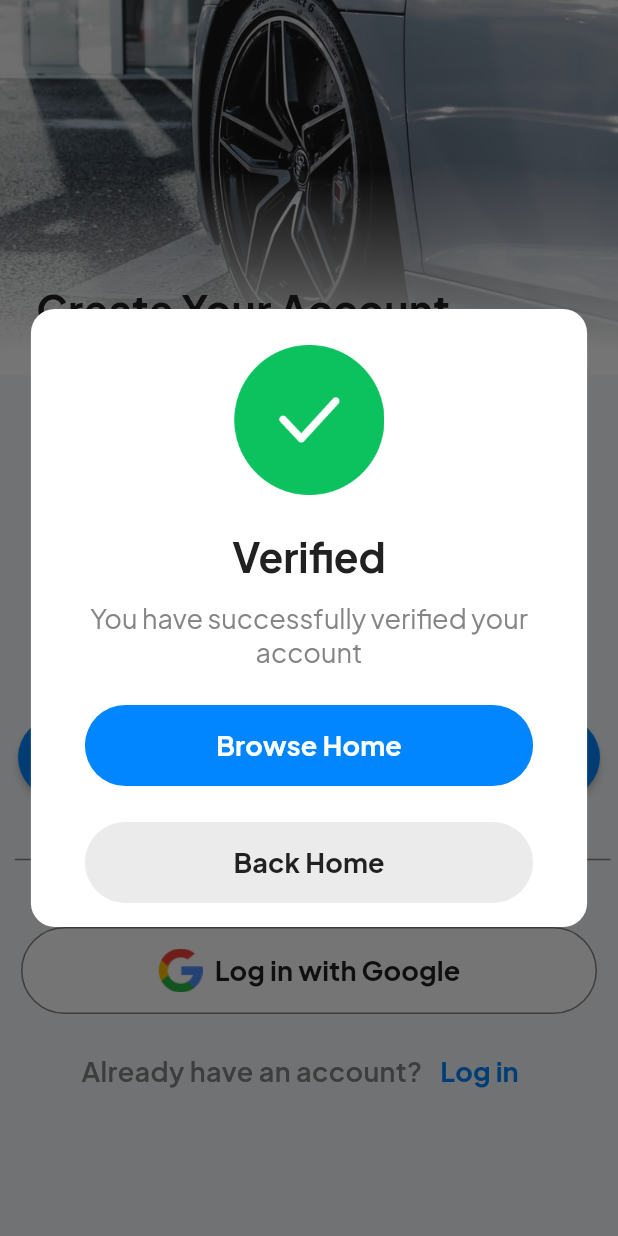
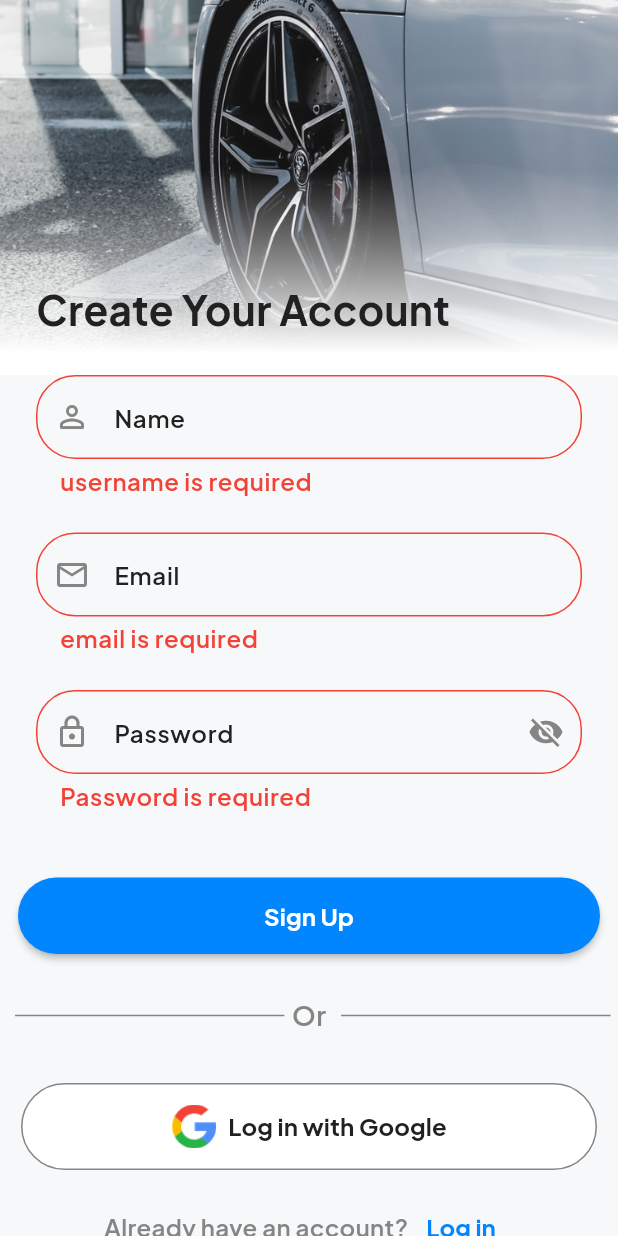
Before and after one commit to Miki0035/flutter_ride_clone, a Flutter app: the SignupScreen screen opened directly, after a tap on "Sign Up", on a phone screen of 412 x 824 dp. Run offline on Flutter 3.47's test engine with Material 3 defaults, Android fonts, the light colour scheme and no system bars; our stand-ins replace carousel_slider, flutter_map, get, latlong2, smooth_page_indicator.

Commit message:
finished app UI

```diff
--- a/lib/app.dart
+++ b/lib/app.dart
@@ -1,7 +1,5 @@
 import 'package:flutter/material.dart';
 import 'package:get/get.dart';
-import 'package:ride_clone/features/bottom_navigation_menu.dart';
-import 'package:ride_clone/features/home/screens/home.dart';
 import 'package:ride_clone/features/onboarding/screens/onboarding.dart';
 import 'package:ride_clone/utils/themes/theme.dart';
 
@@ -13,8 +11,7 @@ class MyApp extends StatelessWidget {
     return  GetMaterialApp(
       debugShowCheckedModeBanner: false,
       theme: RAppTheme.lightTheme,
-      // home: OnBoardingScreen(),
-      home: const RBottomNavigationScreen()
+      home: OnBoardingScreen(),
     );
   }
 }
--- a/lib/common/widgets/buttons/button_icon_text.dart
+++ b/lib/common/widgets/buttons/button_icon_text.dart
@@ -1,4 +1,5 @@
 import 'package:flutter/material.dart';
+import 'package:ride_clone/utils/constants/sizes.dart';
 
 class RIconTextButton extends StatelessWidget {
   const RIconTextButton({
@@ -36,7 +37,7 @@ class RIconTextButton extends StatelessWidget {
         label: Text(
           text,
           style: TextStyle(
-              color: textColor, fontSize: 18.0, fontWeight: FontWeight.bold),
+              color: textColor, fontSize: RSizes.fontSizeMd, fontWeight: FontWeight.bold),
         ),
       ),
     );
--- a/lib/common/widgets/buttons/button_noicon.dart
+++ b/lib/common/widgets/buttons/button_noicon.dart
@@ -1,5 +1,6 @@
 import 'package:flutter/material.dart';
 import 'package:ride_clone/utils/constants/colors.dart';
+import 'package:ride_clone/utils/constants/sizes.dart';
 
 class RButton extends StatelessWidget {
   const RButton({
@@ -33,7 +34,7 @@ class RButton extends StatelessWidget {
           text,
           style:  TextStyle(
               color: color,
-              fontSize: 18.0,
+              fontSize: RSizes.fontSizeMd,
               fontWeight: FontWeight.bold),
         ),
       ),
--- a/lib/common/widgets/containers/horizontal_row_with_icon_location_text.dart
+++ b/lib/common/widgets/containers/horizontal_row_with_icon_location_text.dart
@@ -27,7 +27,7 @@ class RRowWithIconLocationText extends StatelessWidget {
         Text(
           locationName,
           style: const TextStyle(
-              fontSize: RSizes.fontSizeMd, fontWeight: FontWeight.w600),
+              fontSize: RSizes.fontSizeSm, fontWeight: FontWeight.w600),
         )
       ],
     );
--- a/lib/common/widgets/containers/horizontal_text.dart
+++ b/lib/common/widgets/containers/horizontal_text.dart
@@ -9,8 +9,8 @@ class RHorizontalText extends StatelessWidget {
     required this.value,
     this.lableColor = RColors.grey,
     this.valueColor = RColors.black,
-    this.lableFontSize = RSizes.fontSizeLg,
-    this.valueFontSize = RSizes.fontSizeLg,
+    this.lableFontSize = RSizes.fontSizeMd,
+    this.valueFontSize = RSizes.fontSizeMd,
   });
   final String label;
   final String value;
--- a/lib/common/widgets/containers/signup_button_google_login_divider.dart
+++ b/lib/common/widgets/containers/signup_button_google_login_divider.dart
@@ -51,7 +51,7 @@ class RSignupGoogleLoginWithDivider extends StatelessWidget {
               text,
               style: const TextStyle(
                   color: RColors.grey,
-                  fontSize: 18.0,
+                  fontSize: RSizes.fontSizeMd,
                   fontWeight: FontWeight.w600),
             ),
             TextButton(
@@ -60,7 +60,7 @@ class RSignupGoogleLoginWithDivider extends StatelessWidget {
                 buttonText,
                 style: const TextStyle(
                     color: RColors.blue,
-                    fontSize: 18.0,
+                    fontSize: RSizes.fontSizeMd,
                     fontWeight: FontWeight.bold),
               ),
             ),
--- a/lib/common/widgets/modals/modal_with_image_title_subtitle.dart
+++ b/lib/common/widgets/modals/modal_with_image_title_subtitle.dart
@@ -30,7 +30,6 @@ class RModalImageTitleSubtitle extends StatelessWidget {
   Widget build(BuildContext context) {
     return Padding(
       padding: const EdgeInsets.all(RSizes.defaultSpace),
-      child: Expanded(
       child: Column(
         mainAxisAlignment: MainAxisAlignment.center,
         children: [
@@ -72,14 +71,13 @@ class RModalImageTitleSubtitle extends StatelessWidget {
           ),
           !showSecondButton
               // when there is only one button like sign up confirmation
-                ? RButton(
-                    onPressed: () => Get.offAll(() => firstButtonOnPress),
-                    text: firstButtonText)
+              ? RButton(onPressed: firstButtonOnPress, text: firstButtonText)
               :
               // when there is two button like ride confirmation screen
-
-                RButton(onPressed: firstButtonOnPress, text: firstButtonText),
-
+              Column(
+                  children: [
+                    RButton(
+                        onPressed: firstButtonOnPress, text: firstButtonText),
                     RButton(
                         backgroundColor: RColors.veryLightGrey,
                         color: RColors.black,
@@ -90,6 +88,7 @@ class RModalImageTitleSubtitle extends StatelessWidget {
                         text: "Back Home")
                   ],
                 ),
+        ],
       ),
     );
   }
--- a/lib/features/home/screens/home.dart
+++ b/lib/features/home/screens/home.dart
@@ -37,7 +37,7 @@ class HomeScreen extends StatelessWidget {
               const Text(
                 "Your Current Location",
                 style: TextStyle(
-                    fontSize: RSizes.fontSizeLg * 1.2,
+                    fontSize: RSizes.fontSizeLg,
                     fontWeight: FontWeight.w800),
               ),
               const SizedBox(
@@ -50,7 +50,7 @@ class HomeScreen extends StatelessWidget {
               const Text(
                 "Recent Rides",
                 style: TextStyle(
-                    fontSize: RSizes.fontSizeLg * 1.2,
+                    fontSize: RSizes.fontSizeLg ,
                     fontWeight: FontWeight.w800),
               ),
               const SizedBox(
--- a/lib/features/login/screens/login.dart
+++ b/lib/features/login/screens/login.dart
@@ -26,6 +26,9 @@ class LoginScreen extends StatelessWidget {
               height: RSizes.defaultSpace,
             ),
             const RLoginForm(),
+            const SizedBox(
+              height: RSizes.spaceBtwSections,
+            ),
             RSignupGoogleLoginWithDivider(
               onPressed: () => controller.loginUser(),
               elevatedButtonText: "Log in",
--- a/lib/features/profile/screens/widgets/custom_textfield_with_label_and_value.dart
+++ b/lib/features/profile/screens/widgets/custom_textfield_with_label_and_value.dart
@@ -44,12 +44,12 @@ class RProfileTextFeild extends StatelessWidget {
                   Text(
                     value,
                     style: const TextStyle(
-                        fontSize: RSizes.fontSizeLg,
+                        fontSize: RSizes.fontSizeMd,
                         fontWeight: FontWeight.bold),
                   ),
                   const Icon(
                     Icons.edit_square,
-                    size: 32.0,
+                    size: RSizes.iconMd,
                   )
                 ],
               ),
--- a/lib/features/signup/controllers/signup_controller.dart
+++ b/lib/features/signup/controllers/signup_controller.dart
@@ -6,29 +6,24 @@ import 'package:ride_clone/utils/popups/full_screen_loader.dart';
 class SignupController extends GetxController {
   static SignupController get instance => Get.find();
 
-  GlobalKey<FormState> signUpForm = GlobalKey<FormState>();
+  GlobalKey<FormState> signUpFormKey = GlobalKey<FormState>();
   final hidePassword = true.obs;
   final username = TextEditingController();
   final email = TextEditingController();
   final password = TextEditingController();
 
   void signUpUser() {
-    RFullScreenLoader.openConfirmationDialog(
+    if (!signUpFormKey.currentState!.validate()) {
+      return;
+    } else {
+      RFullScreenLoader.openConfirmationDialog(
         "Verified",
         "You have successfully verified your account",
         "Browse Home",
         false,
         0.5,
         () => Get.offAll(() => const RBottomNavigationScreen()),
-        );
-    // try {
-    // if (!signUpForm.currentState!.validate()) {
-    //   return;
-    // }
-    // } catch (e) {
-    //   print(e);
-    // } finally {
-    //  RFullScreenLoader.stopLoading();
-    // }
+      );
+    }
   }
 }
--- a/lib/features/signup/screens/signup.dart
+++ b/lib/features/signup/screens/signup.dart
@@ -5,6 +5,7 @@ import 'package:ride_clone/common/widgets/containers/stack_with_image_text.dart'
 import 'package:ride_clone/features/login/screens/login.dart';
 import 'package:ride_clone/features/signup/controllers/signup_controller.dart';
 import 'package:ride_clone/features/signup/screens/widgets/sign_up_form.dart';
+import 'package:ride_clone/utils/constants/sizes.dart';
 
 class SignupScreen extends StatelessWidget {
   const SignupScreen({super.key});
@@ -20,6 +21,9 @@ class SignupScreen extends StatelessWidget {
               text: "Create Your Account",
             ),
             const RSignUpForm(),
+            const SizedBox(
+              height: RSizes.spaceBtwSections,
+            ),
             RSignupGoogleLoginWithDivider(
               onPressed: () => controller.signUpUser(),
               elevatedButtonText: "Sign Up",
--- a/lib/features/signup/screens/widgets/sign_up_form.dart
+++ b/lib/features/signup/screens/widgets/sign_up_form.dart
@@ -1,6 +1,7 @@
 import 'package:flutter/material.dart';
 import 'package:get/get.dart';
 import 'package:ride_clone/features/signup/controllers/signup_controller.dart';
+import 'package:ride_clone/utils/constants/sizes.dart';
 import 'package:ride_clone/utils/validators/validator.dart';
 
 class RSignUpForm extends StatelessWidget {
@@ -12,7 +13,7 @@ class RSignUpForm extends StatelessWidget {
   Widget build(BuildContext context) {
     final controller = SignupController.instance;
     return Form(
-      key: controller.signUpForm,
+      key: controller.signUpFormKey,
       child: Padding(
         padding: const EdgeInsets.symmetric(horizontal: 24.0),
         child: Column(
@@ -25,7 +26,7 @@ class RSignUpForm extends StatelessWidget {
               decoration: const InputDecoration(
                 prefixIcon: Icon(
                   Icons.person_outline_rounded,
-                  size: 28.0,
+                  size: RSizes.iconMd,
                 ),
                 hintText: 'Enter name',
                 labelText: "Name",
@@ -42,7 +43,7 @@ class RSignUpForm extends StatelessWidget {
               decoration: const InputDecoration(
                 prefixIcon: Icon(
                   Icons.email_outlined,
-                  size: 28.0,
+                  size: RSizes.iconMd,
                 ),
                 hintText: 'example@gmail.com',
                 labelText: "Email",
@@ -62,7 +63,7 @@ class RSignUpForm extends StatelessWidget {
                 decoration: InputDecoration(
                   prefixIcon: const Icon(
                     Icons.lock_outlined,
-                    size: 28.0,
+                    size: RSizes.iconMd,
                   ),
                   suffixIcon: IconButton(
                     onPressed: () => controller.hidePassword.value =
@@ -71,7 +72,7 @@ class RSignUpForm extends StatelessWidget {
                       controller.hidePassword.value
                           ? Icons.visibility_off
                           : Icons.visibility,
-                      size: 28.0,
+                      size: RSizes.iconMd,
                     ),
                   ),
                   hintText: 'Enter password',
--- a/lib/utils/constants/sizes.dart
+++ b/lib/utils/constants/sizes.dart
@@ -11,8 +11,9 @@ class RSizes {
   static const double spaceBtwItems = 16.0;
   static const double spaceBtwSections = 32.0;
 
-
-
-
-
+  // Icon sizes
+  static const double iconXs = 12.0;
+  static const double iconSm = 16.0;
+  static const double iconMd = 24.0;
+  static const double iconLg = 32.0;
 }
--- a/lib/utils/themes/custom_themes/text_field_theme.dart
+++ b/lib/utils/themes/custom_themes/text_field_theme.dart
@@ -9,6 +9,7 @@ class RTextFieldTheme {
     fillColor: RColors.textFormFeildFill,
     prefixIconColor: RColors.grey,
     suffixIconColor: RColors.grey,
+
     labelStyle: const TextStyle(
         fontSize: 16.0, color: RColors.black, fontWeight: FontWeight.w600),
     hintStyle: const TextStyle(
--- a/lib/utils/validators/validator.dart
+++ b/lib/utils/validators/validator.dart
@@ -22,7 +22,7 @@ class RValidator {
 
   static String? validatePassword(String? value) {
     if (value == null || value.isEmpty) {
-      return 'Passowrd is required';
+      return 'Password is required';
     }
 
     if (value.length < 6) {
```
Also changed, not shown: lib/common/widgets/headline/fixed_headline.dart (+11 -12 lines), lib/features/chats/screens/chat.dart (+12 -9 lines), lib/features/login/controller/login_controller.dart (+6 -3 lines), lib/features/login/screens/widgets/login_form.dart (+8 -4 lines). Lines whose indentation alone changed are shown as unchanged.
